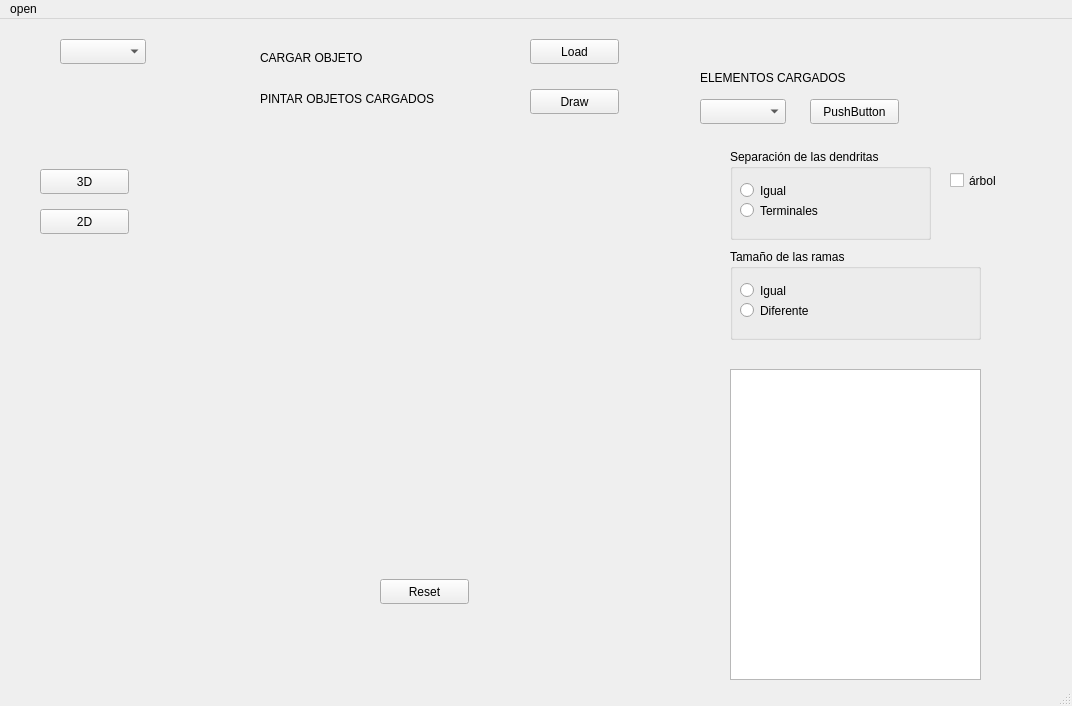
This is source/hugo/mainwindow.ui in albertoam3/HUGO1.1 as Qt 5 draws it before an edit. The edited form follows.
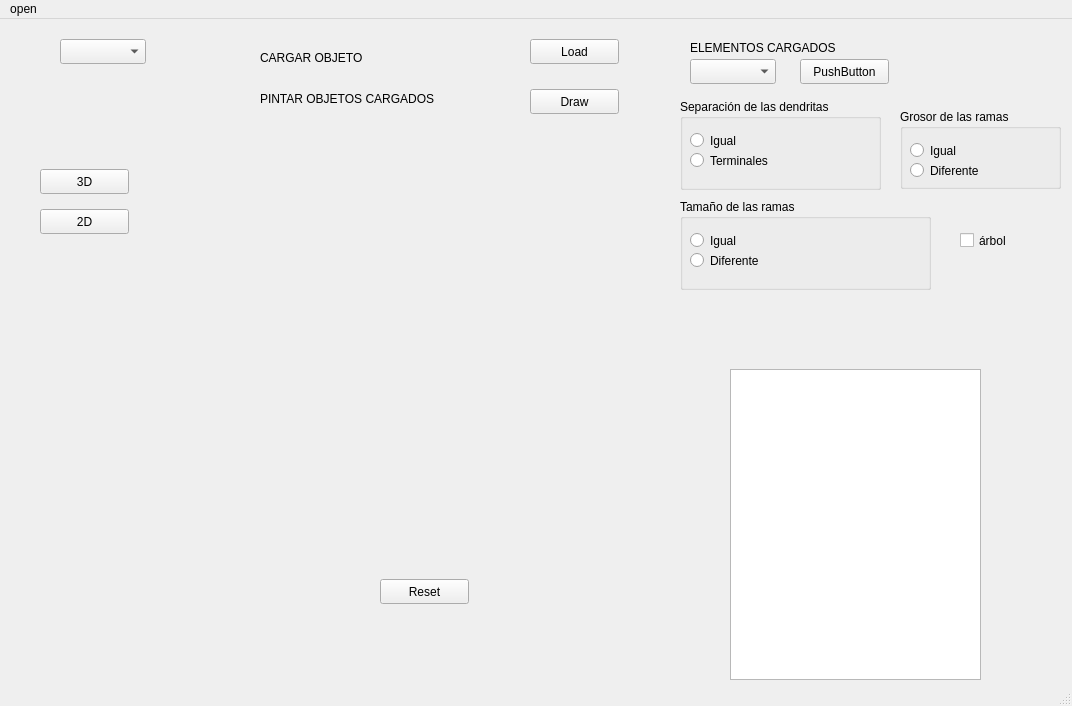
This is the edited form. Custom widgets are drawn as their Qt base class.

Commit message: grosor en esctructura árbol y estructura sin arbol

```diff
--- a/source/hugo/mainwindow.ui
+++ b/source/hugo/mainwindow.ui
@@ -76,8 +76,8 @@
    <widget class="QComboBox" name="elemC">
     <property name="geometry">
      <rect>
-      <x>700</x>
-      <y>80</y>
+      <x>690</x>
+      <y>40</y>
       <width>86</width>
       <height>25</height>
      </rect>
@@ -86,8 +86,8 @@
    <widget class="QPushButton" name="pushButton">
     <property name="geometry">
      <rect>
-      <x>810</x>
-      <y>80</y>
+      <x>800</x>
+      <y>40</y>
       <width>89</width>
       <height>25</height>
      </rect>
@@ -135,8 +135,8 @@
    <widget class="QGroupBox" name="groupBox">
     <property name="geometry">
      <rect>
-      <x>730</x>
-      <y>130</y>
+      <x>680</x>
+      <y>80</y>
       <width>201</width>
       <height>91</height>
      </rect>
@@ -174,8 +174,8 @@
    <widget class="QGroupBox" name="groupBox_2">
     <property name="geometry">
      <rect>
-      <x>730</x>
-      <y>230</y>
+      <x>680</x>
+      <y>180</y>
       <width>251</width>
       <height>91</height>
      </rect>
@@ -239,8 +239,8 @@
    <widget class="QLabel" name="label_3">
     <property name="geometry">
      <rect>
-      <x>700</x>
-      <y>50</y>
+      <x>690</x>
+      <y>20</y>
       <width>221</width>
       <height>17</height>
      </rect>
@@ -252,8 +252,8 @@
    <widget class="QCheckBox" name="setArbol">
     <property name="geometry">
      <rect>
-      <x>950</x>
-      <y>150</y>
+      <x>960</x>
+      <y>210</y>
       <width>92</width>
       <height>23</height>
      </rect>
@@ -262,6 +262,45 @@
      <string>árbol</string>
     </property>
    </widget>
+   <widget class="QGroupBox" name="groupBox_3">
+    <property name="geometry">
+     <rect>
+      <x>900</x>
+      <y>90</y>
+      <width>161</width>
+      <height>80</height>
+     </rect>
+    </property>
+    <property name="title">
+     <string>Grosor de las ramas</string>
+    </property>
+    <widget class="QRadioButton" name="igual_grosor">
+     <property name="geometry">
+      <rect>
+       <x>10</x>
+       <y>30</y>
+       <width>112</width>
+       <height>23</height>
+      </rect>
+     </property>
+     <property name="text">
+      <string>Igual</string>
+     </property>
+    </widget>
+    <widget class="QRadioButton" name="dif_grosor">
+     <property name="geometry">
+      <rect>
+       <x>10</x>
+       <y>50</y>
+       <width>112</width>
+       <height>23</height>
+      </rect>
+     </property>
+     <property name="text">
+      <string>Diferente</string>
+     </property>
+    </widget>
+   </widget>
   </widget>
   <widget class="QMenuBar" name="menubar">
    <property name="geometry">
```
The commit also changes 22 other files.
